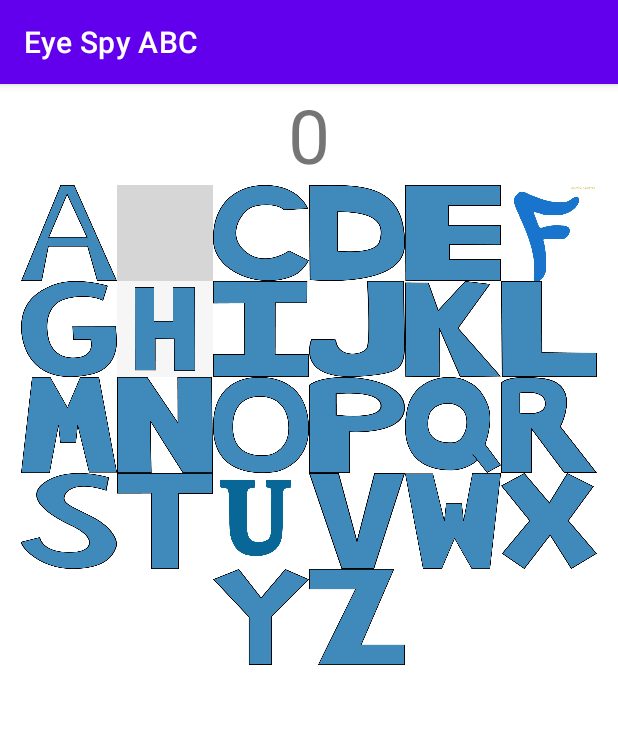
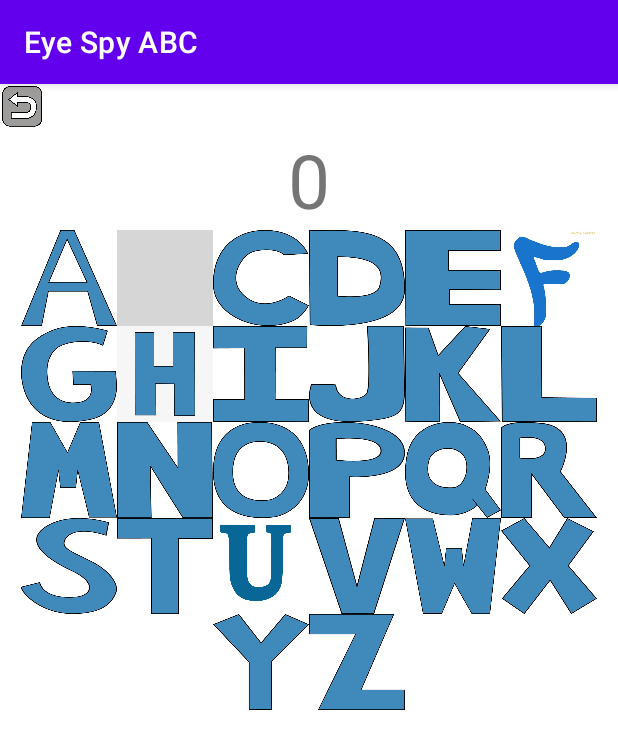
Before and after one commit to samuelmi/Comp433FinalProject, an Android app: the GameActivity screen opened directly, with no data from a screen before it, after a tap on an icon or button, on a phone screen of 412 x 824 dp. Shown: the top 749 px of the screen. Run offline under Robolectric (Android 15) with nearby library versions, the phone set to English and light mode, and no system bars; libraries missing offline, so code that uses them is left out: com.google.api.client, com.google.api.services; grey boxes are pictures that could not be loaded.

Commit message:
Finished part 2

```diff
--- a/app/src/main/java/com/example/finalproject/GameActivity.java
+++ b/app/src/main/java/com/example/finalproject/GameActivity.java
@@ -8,11 +8,9 @@ import static java.lang.Thread.sleep;
 import androidx.annotation.Nullable;
 import androidx.appcompat.app.AppCompatActivity;
 
-import android.annotation.SuppressLint;
 import android.content.Context;
 import android.content.Intent;
 import android.graphics.Bitmap;
-import android.graphics.Color;
 import android.media.MediaPlayer;
 import android.os.Bundle;
 import android.provider.MediaStore;
@@ -20,7 +18,6 @@ import android.util.Log;
 import android.view.View;
 import android.view.animation.Animation;
 import android.view.animation.ScaleAnimation;
-import android.widget.Button;
 import android.widget.ImageButton;
 import android.widget.ImageView;
 import android.widget.TextView;
@@ -39,26 +36,20 @@ import com.google.api.services.vision.v1.model.Image;
 
 import java.io.ByteArrayOutputStream;
 import java.io.IOException;
-import java.text.DecimalFormat;
 import java.util.ArrayList;
 import java.util.Arrays;
-import java.util.Calendar;
-import java.util.Collection;
 import java.util.Collections;
 import java.util.List;
-import java.util.Random;
-import java.util.concurrent.ExecutionException;
 
 public class GameActivity extends AppCompatActivity {
     Context context;
 
-    TextView timer;
-    ImageView iv;
+    TextView timer;             // Text view that displays time between rounds
 
-    Bitmap image;
+    Bitmap image;               // Image returned by camera
 
-    boolean animate;
-    String letterToAnimate;
+    String letter;              // The letter used
+    int letterId;               // ID of the ImageView associated with the letter
     ArrayList<String> remainingLetters = new ArrayList<>();
 
     long timeStart;
@@ -88,17 +79,17 @@ public class GameActivity extends AppCompatActivity {
     public void stopGame() {
         m.stop(); // Stops the music
         resetGame();
+        Intent intent = new Intent(this, MenuActivity.class);
+        startActivity(intent);
     }
 
 
     public void animateLetter() {
-        animate = true;
         Thread t = new Thread() {
             @Override
             public void run() {
                 int audioSessionId;
-                int letterId;
-                switch (letterToAnimate) { // Gets the audio clip and ID for ImageButton to animate
+                switch (letter) { // Gets the audio clip and ID for ImageButton to animate
                     case "a": audioSessionId = R.raw.a; letterId = R.id.a_btn; break;
                     case "b": audioSessionId = R.raw.b; letterId = R.id.b_btn; break;
                     case "c": audioSessionId = R.raw.c; letterId = R.id.c_btn; break;
@@ -131,8 +122,8 @@ public class GameActivity extends AppCompatActivity {
                 try {
                     MediaPlayer childVoice = MediaPlayer.create(context, audioSessionId);
                     ImageView iv = findViewById(letterId);
-                    String localLetterCopy = letterToAnimate;
-                    while (localLetterCopy == letterToAnimate) { // Loop until the letter to animate is not longer this;
+                    String localLetterCopy = letter;
+                    while (localLetterCopy == letter) { // Loop until the letter to animate is not longer this;
                         childVoice.start();
                         runOnUiThread(new Runnable() {
                             @Override
@@ -175,27 +166,30 @@ public class GameActivity extends AppCompatActivity {
     }
 
     public void getNextLetter() {
+        if (remainingLetters.size() == 0) stopGame();  // Stop game and return to menu if no letters left
         Collections.shuffle(remainingLetters);
-        letterToAnimate = remainingLetters.remove(0);
-        Log.v("MyTag", "Letter to animate: "+letterToAnimate);
+        letter = remainingLetters.remove(0);
+        Log.v("MyTag", "Letter to animate: "+ letter);
         timeStart = System.currentTimeMillis(); // Resets timer
         animateLetter();
     }
 
     public void resetGame() {
-        animate = false;
         remainingLetters = new ArrayList<>(Arrays.asList("a", "b", "c", "d", "e", "f", "g", "h", "i", "j", "k", "l", "m", "n", "o", "p", "q", "r", "s", "t", "u", "v", "w", "x", "y", "z"));
-        letterToAnimate = "";
+        letter = "";
     }
 
 
     public void click(View v) {
         int id = v.getId();
 
-        iv = findViewById(id);
-
-        Intent cameraIntent = new Intent(MediaStore.ACTION_IMAGE_CAPTURE);
-        startActivityForResult(cameraIntent, 1);
+        if (id == letterId) {
+            Intent cameraIntent = new Intent(MediaStore.ACTION_IMAGE_CAPTURE);
+            startActivityForResult(cameraIntent, 1);
+        }
+        else if (id == R.id.back_btn) { // Returns to menu
+            stopGame();
+        }
     }
 
     @Override
@@ -217,6 +211,8 @@ public class GameActivity extends AppCompatActivity {
 
     void getImageLabels() throws IOException
     {
+        ImageView iv = findViewById(letterId);
+
         //1. ENCODE image.
         Bitmap bitmap = image;
         ByteArrayOutputStream bout = new ByteArrayOutputStream();
@@ -254,7 +250,7 @@ public class GameActivity extends AppCompatActivity {
         for (int i = 0; i < annotations.length; i ++) {
             EntityAnnotation a = annotations[i];
             // If the photo is taken of something that starts with the right letter, mark correct
-            if (a.getDescription().substring(0,1).toLowerCase().equals(letterToAnimate)) {
+            if (a.getDescription().substring(0,1).toLowerCase().equals(letter)) {
                 correct = true;
                 break;
             }
--- a/app/src/main/res/layout/activity_game.xml
+++ b/app/src/main/res/layout/activity_game.xml
@@ -11,6 +11,12 @@
         android:layout_height="wrap_content"
         android:orientation="vertical"
         android:layout_centerHorizontal="true">
+        <ImageButton
+            android:layout_width="30dp"
+            android:layout_height="30dp"
+            android:background="@drawable/back"
+            android:id="@+id/back_btn"
+            android:onClick="click"/>
         <TextView
             android:layout_width="wrap_content"
             android:layout_height="wrap_content"
```
Also changed, not shown: app/src/main/res/drawable/back.png (added).
